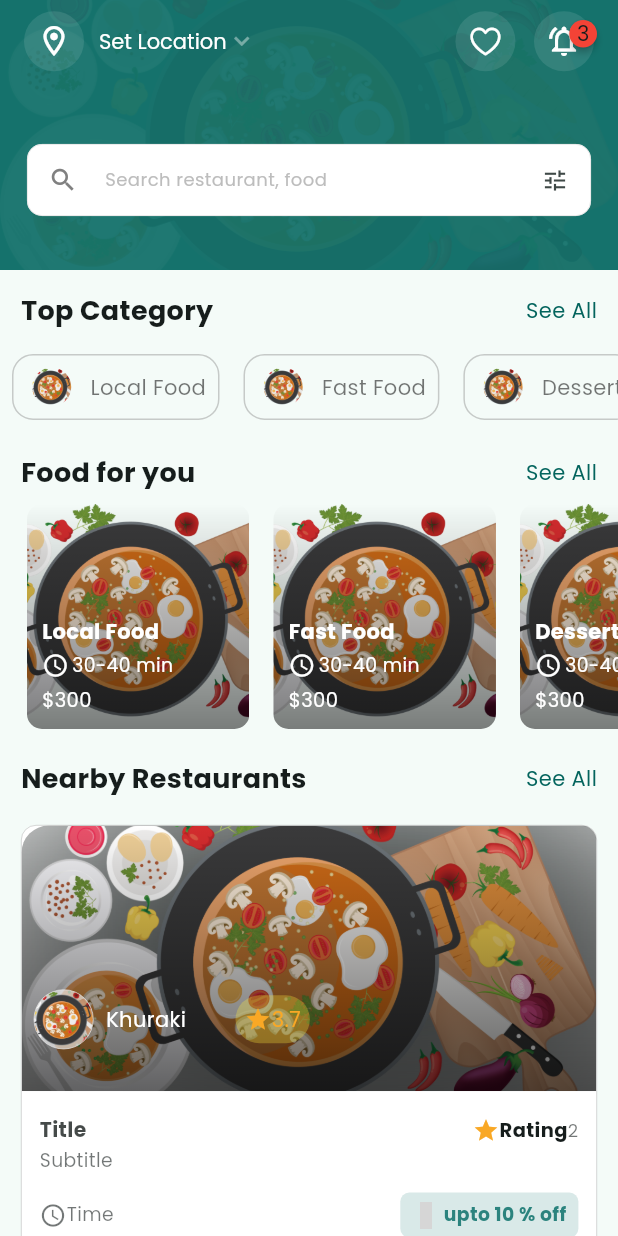
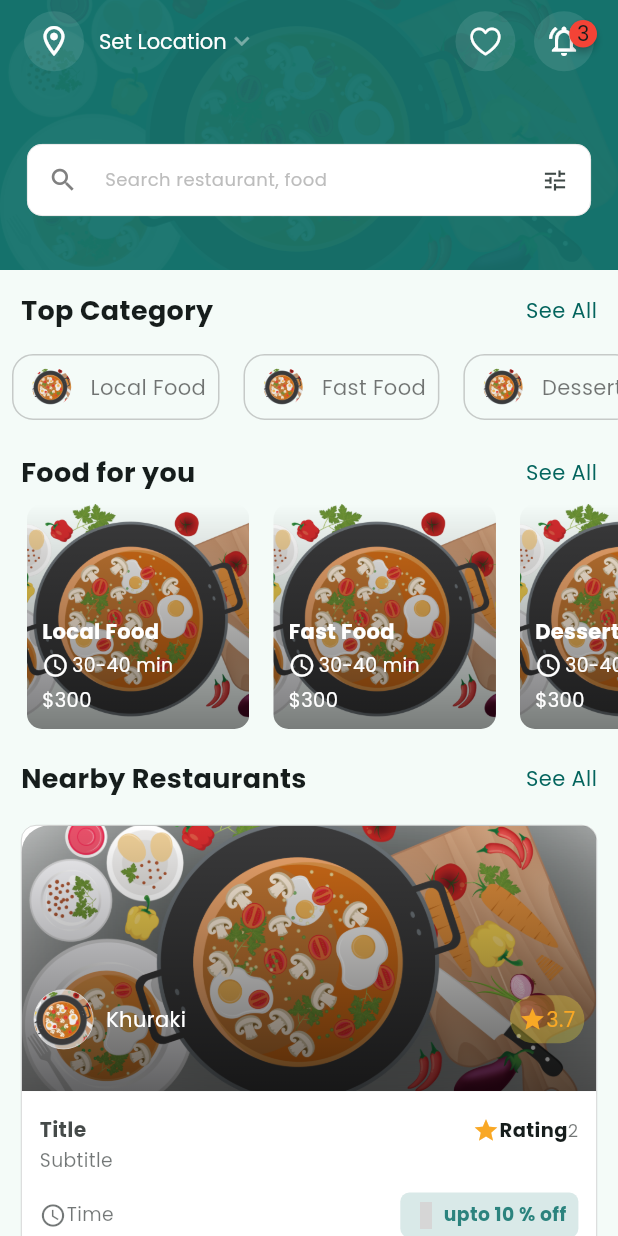
Before and after one commit to shahid31346/Suvastu-food, a Flutter app: the HomeScreen screen opened directly, on a phone screen of 412 x 824 dp. Run offline on Flutter 3.47's test engine with Material 3 defaults, Android fonts, the phone set to English and light mode, and no system bars; drawn by our look-alikes of badges, cached_network_image; our stand-ins replace animated_bottom_navigation_bar, firebase_core, firebase_crashlytics, firebase_messaging, flutter_otp_text_field, flutter_smart_dialog and 8 more; missing offline and left inert: animated_snack_bar; accounts and stored records are empty; network calls fail; grey boxes are pictures that could not be loaded.

Commit message:
expanded

```diff
--- a/lib/user_side/screen/home_screen/nearby_restaurants.dart
+++ b/lib/user_side/screen/home_screen/nearby_restaurants.dart
@@ -124,6 +124,9 @@ class NearbyRestaurants extends StatelessWidget {
                                   padding: const EdgeInsets.all(8.0),
                                   child: Row(
                                     children: [
+                                      Expanded(
+                                        child: Row(
+                                          children: [
                                             Container(
                                               padding: EdgeInsets.zero,
                                               decoration: BoxDecoration(
@@ -159,6 +162,10 @@ class NearbyRestaurants extends StatelessWidget {
                                               SizedBox(width: mQ.width * 0.02),
                                             Text("Khuraki",
                                                 style: TextStyle(color: kWhite)),
+                                          ],
+                                        ),
+                                      ),
+
                                       SizedBox(width: mQ.width * 0.08),
                                       Container(
                                         decoration: BoxDecoration(
```
Lines whose indentation alone changed are shown as unchanged.
